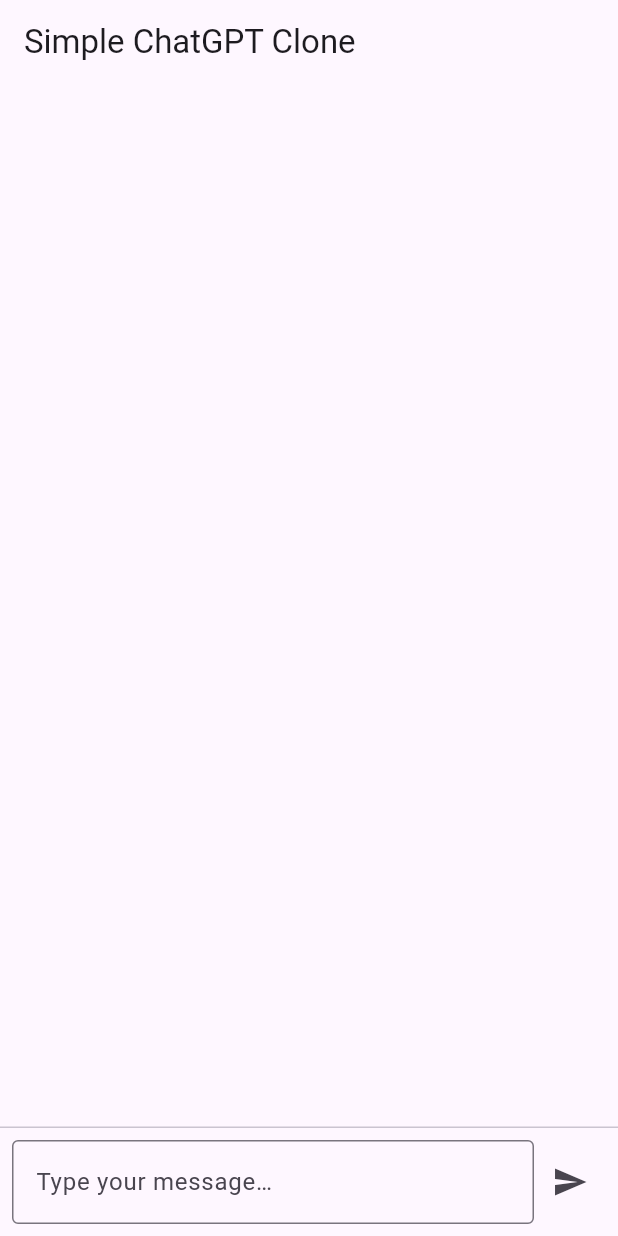
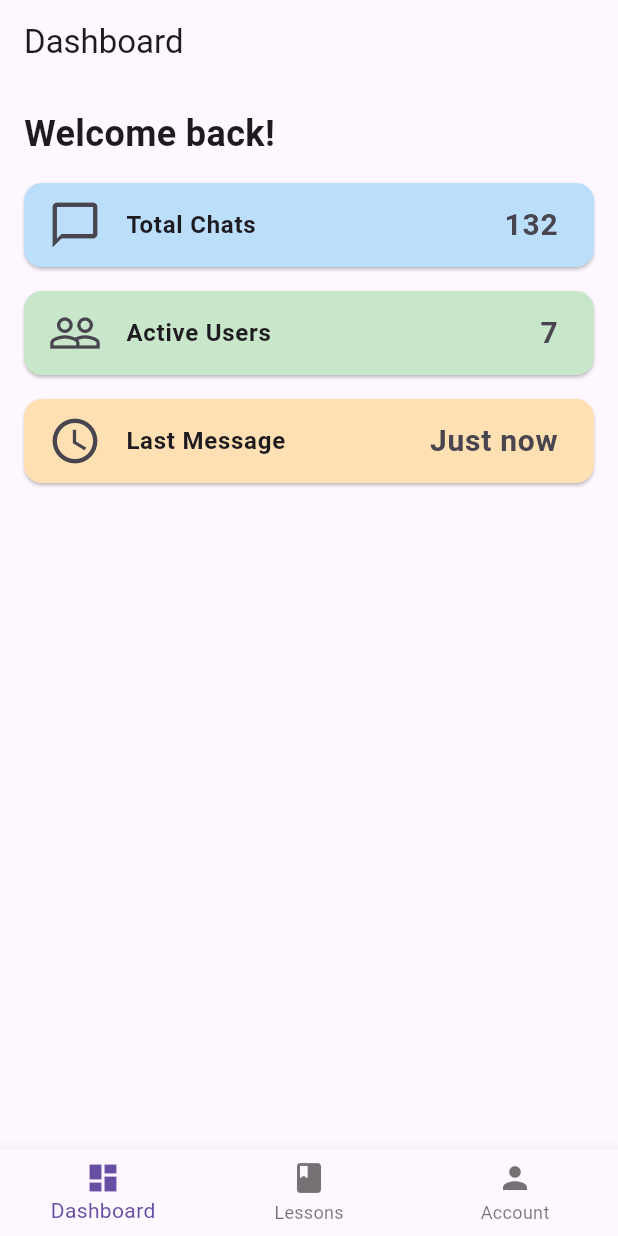
Before and after one commit to austindelic/social_outcast, a Flutter app: the screen it shows after launch, on a phone screen of 412 x 824 dp. Run offline on Flutter 3.47's test engine with Material 3 defaults, Android fonts, the phone set to English and light mode, and no system bars; our stand-ins replace dio.

Commit message:
Add main tabs navigation and implement dashboard, chat, and account screens

```diff
--- a/lib/main.dart
+++ b/lib/main.dart
@@ -1,5 +1,7 @@
 import 'package:flutter/material.dart';
-import 'package:dio/dio.dart';
+import 'screens/chat_screen.dart';
+import 'screens/account_screen.dart';
+import 'screens/dashboard_screen.dart';
 
 void main() => runApp(const MyApp());
 
@@ -8,128 +10,47 @@
   @override
   Widget build(BuildContext context) {
     return const MaterialApp(
-      home: ChatScreen(),
+      home: MainTabs(),
       debugShowCheckedModeBanner: false,
     );
   }
 }
 
-class ChatScreen extends StatefulWidget {
-  const ChatScreen({super.key});
+class MainTabs extends StatefulWidget {
+  const MainTabs({super.key});
   @override
-  State<ChatScreen> createState() => _ChatScreenState();
+  State<MainTabs> createState() => _MainTabsState();
 }
 
-class _ChatScreenState extends State<ChatScreen> {
-  final List<_Message> _messages = [];
-  final TextEditingController _controller = TextEditingController();
-  final ScrollController _scroll = ScrollController();
-  bool _loading = false;
+class _MainTabsState extends State<MainTabs> {
+  int _selectedIndex = 0;
 
-  Future<void> _sendMessage() async {
-    final prompt = _controller.text.trim();
-    if (prompt.isEmpty) return;
-    setState(() {
-      _messages.add(_Message(prompt, true)); // user
-      _loading = true;
-    });
-    _controller.clear();
+  final List<Widget> _pages = [
+    DashboardScreen(),
+    ChatScreen(),
+    AccountScreen(),
+  ];
 
-    try {
-      final reply = await fetchAIResponse(prompt);
-      setState(() {
-        _messages.add(_Message(reply, false)); // AI
-        _loading = false;
-      });
-    } catch (e) {
-      setState(() {
-        _messages.add(_Message("[error: $e]", false));
-        _loading = false;
-      });
-    }
+  void _onItemTapped(int idx) {
+    setState(() => _selectedIndex = idx);
   }
 
   @override
   Widget build(BuildContext context) {
     return Scaffold(
-      appBar: AppBar(title: const Text("Simple ChatGPT Clone")),
-      body: Column(
-        children: [
-          Expanded(
-            child: ListView.builder(
-              controller: _scroll,
-              itemCount: _messages.length,
-              itemBuilder: (context, i) {
-                final msg = _messages[i];
-                return Align(
-                  alignment: msg.isUser
-                      ? Alignment.centerRight
-                      : Alignment.centerLeft,
-                  child: Container(
-                    margin: const EdgeInsets.symmetric(
-                      vertical: 4,
-                      horizontal: 12,
-                    ),
-                    padding: const EdgeInsets.all(12),
-                    decoration: BoxDecoration(
-                      color: msg.isUser ? Colors.blue[100] : Colors.grey[200],
-                      borderRadius: BorderRadius.circular(18),
-                    ),
-                    child: Text(msg.text),
-                  ),
-                );
-              },
-            ),
+      body: _pages[_selectedIndex],
+      bottomNavigationBar: BottomNavigationBar(
+        currentIndex: _selectedIndex,
+        onTap: _onItemTapped,
+        items: const [
+          BottomNavigationBarItem(
+            icon: Icon(Icons.dashboard),
+            label: 'Dashboard',
           ),
-          if (_loading)
-            const Padding(
-              padding: EdgeInsets.all(8.0),
-              child: CircularProgressIndicator(),
-            ),
-          const Divider(height: 1),
-          Padding(
-            padding: const EdgeInsets.all(8.0),
-            child: Row(
-              children: [
-                Expanded(
-                  child: TextField(
-                    controller: _controller,
-                    onSubmitted: (_) => _sendMessage(),
-                    decoration: const InputDecoration(
-                      hintText: "Type your message…",
-                      border: OutlineInputBorder(),
-                    ),
-                  ),
-                ),
-                IconButton(
-                  icon: const Icon(Icons.send),
-                  onPressed: _loading ? null : _sendMessage,
-                ),
-              ],
-            ),
-          ),
+          BottomNavigationBarItem(icon: Icon(Icons.book), label: 'Lessons'),
+          BottomNavigationBarItem(icon: Icon(Icons.person), label: 'Account'),
         ],
       ),
     );
   }
 }
-
-class _Message {
-  final String text;
-  final bool isUser;
-  _Message(this.text, this.isUser);
-}
-
-Future<String> fetchAIResponse(String prompt) async {
-  final dio = Dio();
-  final response = await dio.post(
-    'https://ai.hackclub.com/chat/completions',
-    options: Options(headers: {'Content-Type': 'application/json'}),
-    data: {
-      "messages": [
-        {"role": "user", "content": prompt},
-      ],
-    },
-  );
-  return response.data["choices"][0]["message"]["content"] as String;
-}
--- /dev/null
+++ b/lib/screens/dashboard_screen.dart
@@ -0,0 +1,72 @@
+import 'package:flutter/material.dart';
+
+class DashboardScreen extends StatelessWidget {
+  const DashboardScreen({super.key});
+
+  @override
+  Widget build(BuildContext context) {
+    return Scaffold(
+      appBar: AppBar(title: const Text('Dashboard')),
+      body: ListView(
+        padding: const EdgeInsets.all(16),
+        children: [
+          const Text(
+            'Welcome back!',
+            style: TextStyle(fontSize: 24, fontWeight: FontWeight.bold),
+          ),
+          const SizedBox(height: 16),
+          DashboardCard(
+            title: "Total Chats",
+            value: "132",
+            icon: Icons.chat_bubble_outline,
+            color: Colors.blue[100],
+          ),
+          DashboardCard(
+            title: "Active Users",
+            value: "7",
+            icon: Icons.people_outline,
+            color: Colors.green[100],
+          ),
+          DashboardCard(
+            title: "Last Message",
+            value: "Just now",
+            icon: Icons.access_time,
+            color: Colors.orange[100],
+          ),
+          // Add more cards as needed
+        ],
+      ),
+    );
+  }
+}
+
+class DashboardCard extends StatelessWidget {
+  final String title;
+  final String value;
+  final IconData icon;
+  final Color? color;
+
+  const DashboardCard({
+    super.key,
+    required this.title,
+    required this.value,
+    required this.icon,
+    this.color,
+  });
+
+  @override
+  Widget build(BuildContext context) {
+    return Card(
+      color: color ?? Colors.grey[100],
+      margin: const EdgeInsets.only(bottom: 16),
+      child: ListTile(
+        leading: Icon(icon, size: 36),
+        title: Text(title, style: const TextStyle(fontWeight: FontWeight.bold)),
+        trailing: Text(
+          value,
+          style: const TextStyle(fontSize: 20, fontWeight: FontWeight.bold),
+        ),
+      ),
+    );
+  }
+}
```
Also changed, not shown: lib/screens/account_screen.dart (added, +30 -0 lines), lib/screens/chat_screen.dart (added, +135 -0 lines).
